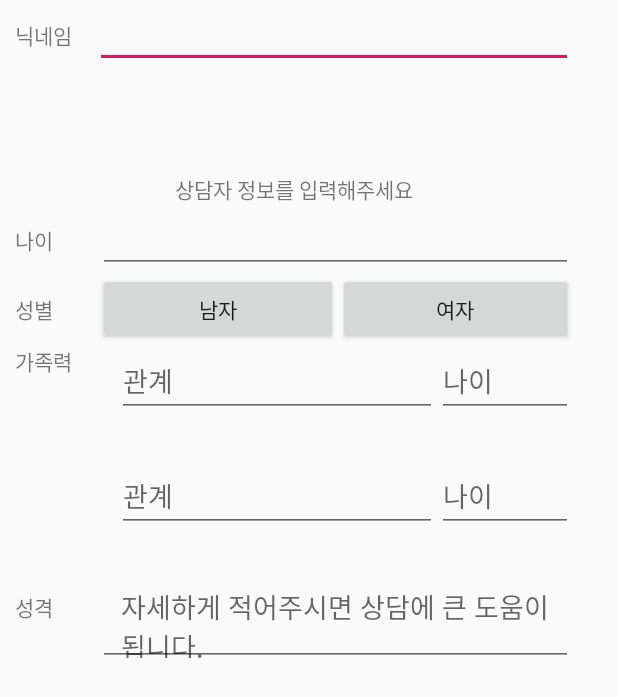
After one commit to Lin-iary/Lin-iary_ANDROID, an Android app: the layout activity_signup.xml on its own in the app's theme, with its tools: preview values and no code run, on a phone screen of 412 x 824 dp. The commit adds this screen. Shown: the top 697 px of the screen. Run offline under Robolectric (Android 15) with nearby library versions, the phone set to English and light mode, and no system bars.

Commit message:
회원가입, 로그인 레이아웃 노디자인

```diff
--- a/app/src/main/AndroidManifest.xml
+++ b/app/src/main/AndroidManifest.xml
@@ -9,7 +9,9 @@
             android:roundIcon="@mipmap/ic_launcher_round"
             android:supportsRtl="true"
             android:theme="@style/AppTheme">
-        <activity android:name=".Activity.MainActivity">
+        <activity android:name=".Activity.SignupActivity">
+        </activity>
+        <activity android:name=".Activity.LoginActivity">
             <intent-filter>
                 <action android:name="android.intent.action.MAIN"/>
 
--- /dev/null
+++ b/app/src/main/java/com/example/liniary/Activity/LoginActivity.kt
@@ -0,0 +1,26 @@
+package com.example.liniary.Activity
+
+import android.content.Intent
+import android.support.v7.app.AppCompatActivity
+import android.os.Bundle
+import com.example.liniary.R
+import kotlinx.android.synthetic.main.activity_main.*
+import org.jetbrains.anko.startActivity
+
+class LoginActivity : AppCompatActivity() {
+
+    override fun onCreate(savedInstanceState: Bundle?) {
+        super.onCreate(savedInstanceState)
+        setContentView(R.layout.activity_main)
+        btnMainLogin.setOnClickListener {
+            val intent :Intent= Intent(this,ContentActivity::class.java)
+            startActivity(intent)
+        }
+        btnMainSignup.setOnClickListener {
+            val intent: Intent = Intent(this,SignupActivity::class.java)
+            startActivity(intent)
+        }
+
+
+    }
+}
--- a/app/src/main/java/com/example/liniary/Activity/MainActivity.kt
+++ b/app/src/main/java/com/example/liniary/Activity/SignupActivity.kt
@@ -4,10 +4,10 @@ import android.support.v7.app.AppCompatActivity
 import android.os.Bundle
 import com.example.liniary.R
 
-class MainActivity : AppCompatActivity() {
+class SignupActivity : AppCompatActivity() {
 
     override fun onCreate(savedInstanceState: Bundle?) {
         super.onCreate(savedInstanceState)
-        setContentView(R.layout.activity_main)
+        setContentView(R.layout.activity_signup)
     }
 }
--- a/app/src/main/res/layout/activity_main.xml
+++ b/app/src/main/res/layout/activity_main.xml
@@ -5,7 +5,7 @@
         xmlns:app="http://schemas.android.com/apk/res-auto"
         android:layout_width="match_parent"
         android:layout_height="match_parent"
-        tools:context=".Activity.MainActivity">
+        tools:context=".Activity.LoginActivity">
     <LinearLayout
             android:layout_width="match_parent"
             android:layout_height="match_parent"
--- /dev/null
+++ b/app/src/main/res/layout/activity_signup.xml
@@ -0,0 +1,193 @@
+<?xml version="1.0" encoding="utf-8"?>
+<RelativeLayout
+        xmlns:android="http://schemas.android.com/apk/res/android"
+        xmlns:tools="http://schemas.android.com/tools"
+        xmlns:app="http://schemas.android.com/apk/res-auto"
+        android:layout_width="match_parent"
+        android:layout_height="match_parent"
+        tools:context=".Activity.SignupActivity">
+    <LinearLayout
+            android:layout_width="match_parent"
+            android:layout_height="match_parent"
+            android:orientation="vertical"
+            android:paddingLeft="10dp"
+            android:paddingRight="30dp">
+        <LinearLayout android:layout_width="match_parent"
+                      android:layout_height="wrap_content"
+                      android:orientation="horizontal"
+                      android:layout_marginBottom="70dp">
+            <TextView
+                    android:text="닉네임"
+                    android:layout_width="wrap_content"
+                    android:layout_height="wrap_content"
+                    android:layout_marginRight="15dp"
+                    android:id="@+id/textSignupNick"/>
+            <EditText
+                    android:layout_width="wrap_content"
+                    android:layout_height="wrap_content"
+
+                    android:id="@+id/edtSignupNick" android:layout_weight="1"/>
+        </LinearLayout>
+        <TextView android:layout_width="wrap_content"
+                  android:layout_height="wrap_content"
+
+                  android:text="상담자 정보를 입력해주세요"
+                  android:layout_gravity="center"
+        />
+        <LinearLayout android:layout_width="match_parent"
+                                      android:layout_height="wrap_content"
+                                      android:orientation="horizontal">
+        <TextView
+                android:text="나이"
+                android:layout_width="wrap_content"
+                android:layout_height="wrap_content"
+                android:layout_marginRight="30dp"
+                android:id="@+id/txtSignupAge"/>
+        <EditText
+                android:layout_width="wrap_content"
+                android:layout_height="wrap_content"
+                android:inputType="textPersonName"
+
+                android:ems="10"
+                android:id="@+id/edtSignupAge"
+                android:layout_weight="1"/>
+    </LinearLayout>
+        <LinearLayout android:layout_width="match_parent"
+                      android:layout_height="wrap_content"
+                      android:orientation="horizontal">
+            <TextView
+                    android:text="성별"
+                    android:layout_width="wrap_content"
+                    android:layout_height="wrap_content"
+                    android:layout_marginRight="30dp"
+                    android:id="@+id/txtSignupSex"/>
+            <Button
+                    android:layout_width="wrap_content"
+                    android:layout_height="wrap_content"
+                    android:text="남자"
+                    android:ems="10"
+                    android:id="@+id/btnSignupAgeM"
+            />
+            <Button
+                    android:layout_width="wrap_content"
+                    android:layout_height="wrap_content"
+                    android:text="여자"
+                    android:ems="10"
+                    android:id="@+id/btnSignupAgeFM"
+            />
+        </LinearLayout>
+        //------family------------
+        <LinearLayout android:layout_width="match_parent"
+                      android:layout_height="wrap_content"
+                      android:orientation="horizontal">
+
+            <TextView
+                    android:text="가족력"
+                    android:layout_width="wrap_content"
+                    android:layout_height="wrap_content"
+                    android:layout_marginRight="30dp"
+                    android:id="@+id/txtSignupFamily"/>
+            <LinearLayout android:layout_width="wrap_content"
+                          android:layout_height="wrap_content"
+                          android:orientation="vertical">
+
+                <LinearLayout android:layout_width="wrap_content"
+                              android:layout_height="wrap_content"
+                              android:orientation="horizontal">
+
+                    <EditText
+                            android:layout_width="wrap_content"
+                            android:layout_height="wrap_content"
+                            android:hint="관계"
+                            android:ems="10"
+                            android:id="@+id/edtSignupFamRel"
+                    />
+                    <EditText
+                            android:layout_width="wrap_content"
+                            android:layout_height="wrap_content"
+                            android:hint="나이"
+                            android:ems="10"
+                            android:id="@+id/edtSignupFamAge"
+                    />
+
+                </LinearLayout>
+                <LinearLayout android:layout_width="wrap_content"
+                              android:layout_height="wrap_content"
+                              android:orientation="horizontal">
+
+                    <EditText
+                            android:layout_width="wrap_content"
+                            android:layout_height="wrap_content"
+                            android:hint="관계"
+                            android:ems="10"
+                            android:id="@+id/edtSignupFamRel2"
+                    />
+                    <EditText
+                            android:layout_width="wrap_content"
+                            android:layout_height="wrap_content"
+                            android:hint="나이"
+                            android:ems="10"
+                            android:id="@+id/edtSignupFamAge2"
+                    />
+                    <Button
+                            android:layout_width="wrap_content"
+                            android:layout_height="wrap_content"
+                            android:background="@drawable/ic_launcher_foreground"
+                            android:id="@+id/btnSignupFamadd"
+                    />
+                </LinearLayout>
+                <LinearLayout android:layout_width="wrap_content"
+                              android:layout_height="wrap_content"
+                              android:orientation="horizontal"
+                                android:visibility="gone">
+
+                    <EditText
+                            android:layout_width="wrap_content"
+                            android:layout_height="wrap_content"
+                            android:hint="관계"
+                            android:ems="10"
+                            android:id="@+id/edtSignupFamRel3"
+                    />
+                    <EditText
+                            android:layout_width="wrap_content"
+                            android:layout_height="wrap_content"
+                            android:hint="나이"
+                            android:ems="10"
+                            android:id="@+id/edtSignupFamAge3"
+                    />
+                    <Button
+                            android:layout_width="wrap_content"
+                            android:layout_height="wrap_content"
+                            android:background="@drawable/ic_launcher_foreground"
+                            android:id="@+id/btnSignupFamadd2"
+                    />
+                </LinearLayout>
+            </LinearLayout>
+        </LinearLayout>
+        <LinearLayout android:layout_width="match_parent"
+                      android:layout_height="58dp"
+                      android:orientation="horizontal">
+            <TextView
+                    android:text="성격"
+                    android:layout_width="wrap_content"
+                    android:layout_height="wrap_content"
+                    android:layout_marginRight="30dp"
+                    android:id="@+id/txtSignupPersonal"/>
+            <EditText
+                    android:layout_width="wrap_content"
+                    android:layout_height="wrap_content"
+                    android:hint="자세하게 적어주시면 상담에 큰 도움이 됩니다."
+                    android:paddingLeft="15dp"
+                    android:paddingVertical="5dp"
+                    android:inputType="textMultiLine"
+                    android:lines="3"
+                    android:minLines="3"
+                    android:maxLines="5"
+                    android:gravity="start|top"
+                    android:scrollbars="vertical"
+                    android:ems="10"
+                    android:id="@+id/editText9" android:layout_weight="1"/>
+
+        </LinearLayout>
+    </LinearLayout>
+</RelativeLayout>
```
